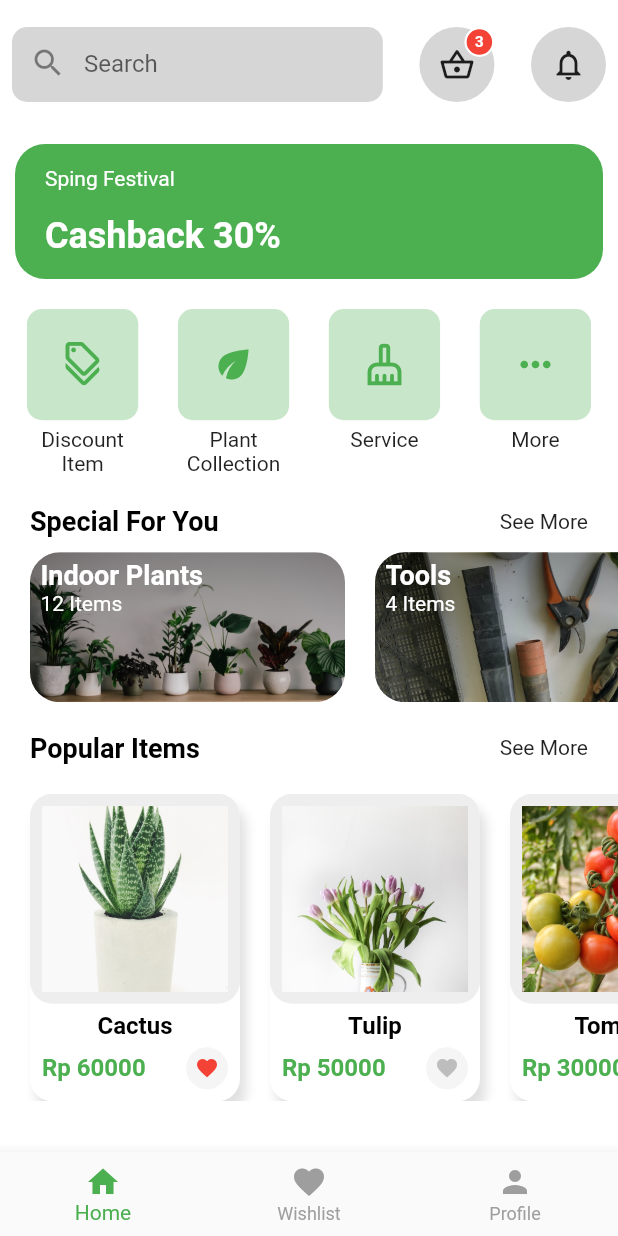
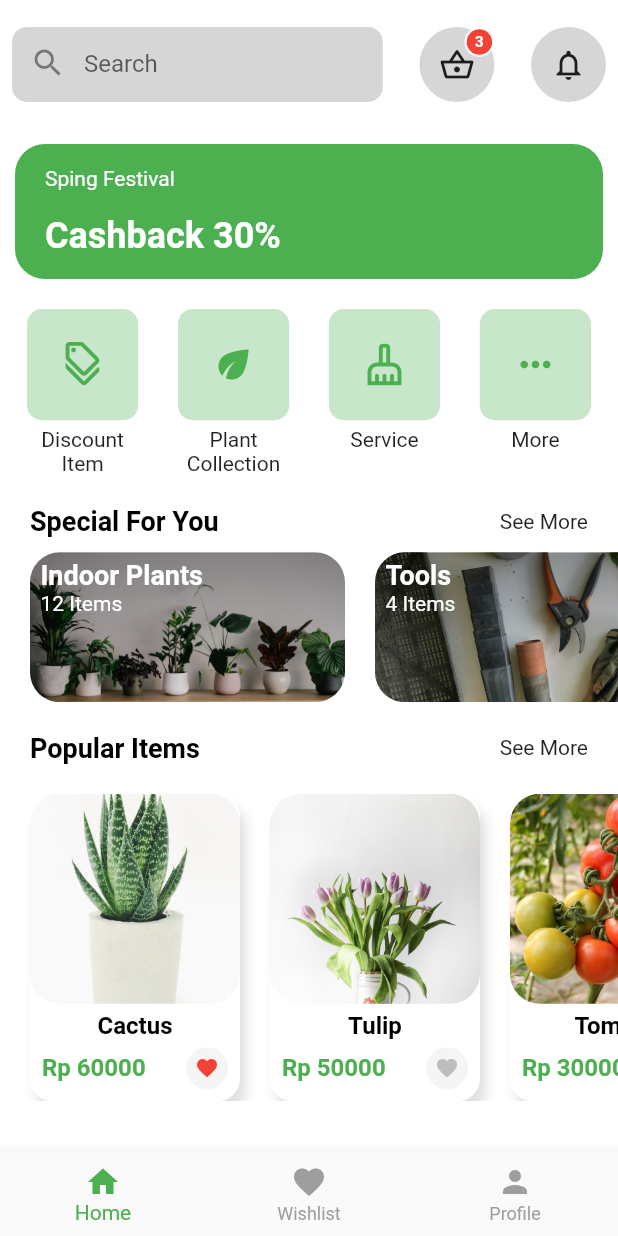
Before and after one commit to Mark0keng/flutter-beginner-submission, a Flutter app: the HomeScreen screen opened directly, on a phone screen of 412 x 824 dp. Run offline on Flutter 3.47's test engine with Material 2 defaults, Android fonts, the phone set to English and light mode, and no system bars.

Commit message:
small fix

```diff
--- a/lib/screens/home/components/popular_items.dart
+++ b/lib/screens/home/components/popular_items.dart
@@ -66,12 +66,8 @@ class ProductCard extends StatelessWidget {
             children: [
               AspectRatio(
                 aspectRatio: 1,
-                child: Container(
-                  padding: EdgeInsets.all(8),
-                  decoration: BoxDecoration(
-                    color: Colors.grey.shade200,
-                    borderRadius: BorderRadius.circular(15),
-                  ),
+                child: ClipRRect(
+                  borderRadius: BorderRadius.circular(20),
                   child: Image.asset(
                     product.images,
                     fit: BoxFit.cover,
```
